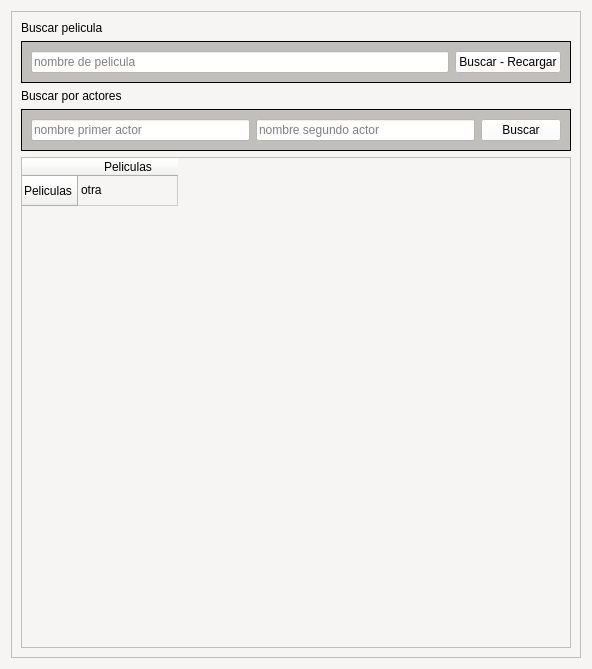
Before: the Qt Designer form ui/ventana_principal.ui in EdgardoDanielSoto/buscador-de-peliculas, drawn with Qt 5.
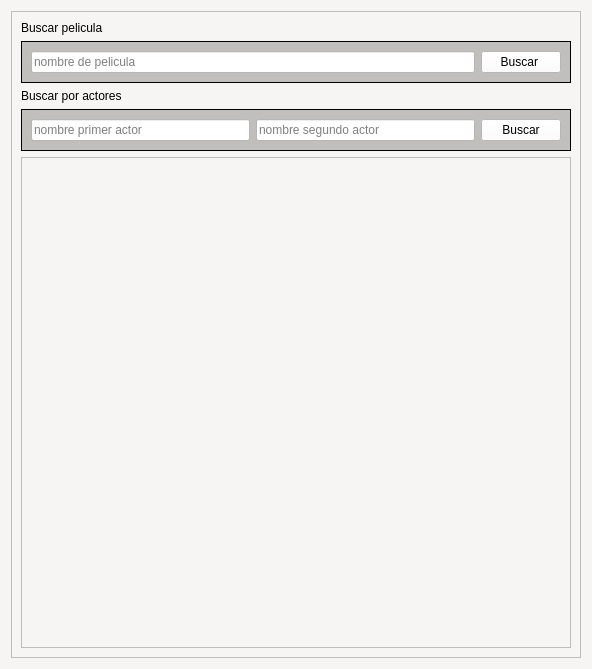
After: the same form once the commit is applied.

Patch:
```diff
--- a/ui/ventana_principal.ui
+++ b/ui/ventana_principal.ui
@@ -61,7 +61,7 @@
             <string notr="true">background-color: rgb(255, 255, 255);</string>
            </property>
            <property name="text">
-            <string>Buscar - Recargar</string>
+            <string>Buscar </string>
            </property>
           </widget>
          </item>
@@ -122,23 +122,7 @@
        </widget>
       </item>
       <item>
-       <widget class="QTableWidget" name="table_peliculas">
-        <row>
-         <property name="text">
-          <string>Peliculas</string>
-         </property>
-        </row>
-        <column>
-         <property name="text">
-          <string>Peliculas</string>
-         </property>
-        </column>
-        <item row="0" column="0">
-         <property name="text">
-          <string>otra</string>
-         </property>
-        </item>
-       </widget>
+       <widget class="QTableWidget" name="table_peliculas"/>
       </item>
      </layout>
     </widget>
```
Left out of the diff: 4 changed lines with no effect on the pictures.
